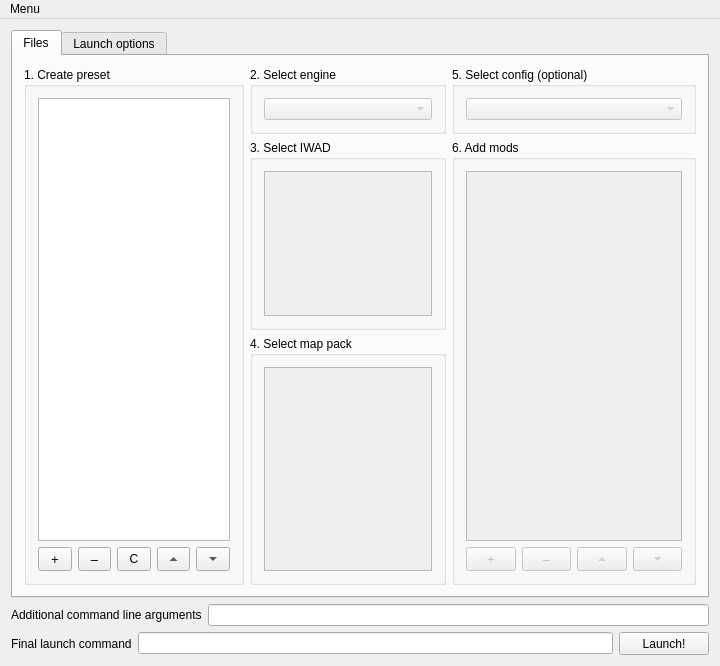
The window that Forms/MainWindow.ui (Youda008/DoomRunner) describes before a commit, drawn with Qt 5.
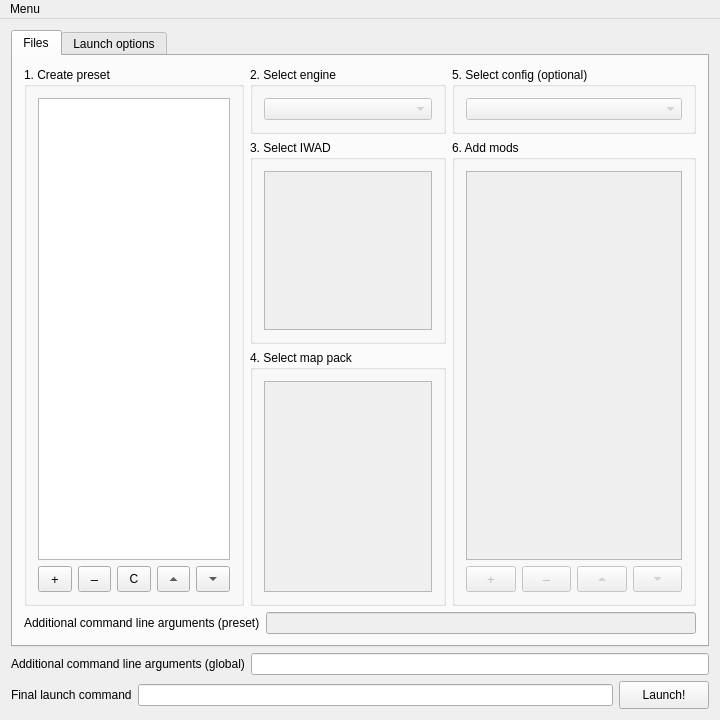
The same window after the commit. Custom widgets are drawn as their Qt base class.

Commit message: split additional command line arguments to global and preset

Diff of the .ui file:
```diff
--- a/Forms/MainWindow.ui
+++ b/Forms/MainWindow.ui
@@ -7,7 +7,7 @@
     <x>0</x>
     <y>0</y>
     <width>720</width>
-    <height>666</height>
+    <height>720</height>
    </rect>
   </property>
   <property name="windowTitle">
@@ -24,7 +24,9 @@
        <attribute name="title">
         <string>Files</string>
        </attribute>
-       <layout class="QHBoxLayout" name="horizontalLayout" stretch="90,80,100">
+       <layout class="QVBoxLayout" name="verticalLayout_12">
+        <item>
+         <layout class="QHBoxLayout" name="horizontalLayout_14" stretch="90,80,100">
         <item>
          <layout class="QVBoxLayout" name="verticalLayout">
           <item>
@@ -53,7 +55,7 @@
                  <property name="minimumSize">
                   <size>
                    <width>0</width>
-                   <height>24</height>
+                     <height>26</height>
                   </size>
                  </property>
                  <property name="font">
@@ -80,7 +82,7 @@
                  <property name="minimumSize">
                   <size>
                    <width>0</width>
-                   <height>24</height>
+                     <height>26</height>
                   </size>
                  </property>
                  <property name="font">
@@ -107,7 +109,7 @@
                  <property name="minimumSize">
                   <size>
                    <width>0</width>
-                   <height>24</height>
+                     <height>26</height>
                   </size>
                  </property>
                  <property name="toolTip">
@@ -129,7 +131,7 @@
                  <property name="minimumSize">
                   <size>
                    <width>0</width>
-                   <height>24</height>
+                     <height>26</height>
                   </size>
                  </property>
                  <property name="toolTip">
@@ -154,7 +156,7 @@
                  <property name="minimumSize">
                   <size>
                    <width>0</width>
-                   <height>24</height>
+                     <height>26</height>
                   </size>
                  </property>
                  <property name="toolTip">
@@ -198,7 +200,7 @@
             <property name="maximumSize">
              <size>
               <width>16777215</width>
-              <height>190</height>
+                <height>210</height>
              </size>
             </property>
             <property name="title">
@@ -298,7 +300,7 @@
                  <property name="minimumSize">
                   <size>
                    <width>0</width>
-                   <height>24</height>
+                     <height>26</height>
                   </size>
                  </property>
                  <property name="font">
@@ -328,7 +330,7 @@
                  <property name="minimumSize">
                   <size>
                    <width>0</width>
-                   <height>24</height>
+                     <height>26</height>
                   </size>
                  </property>
                  <property name="font">
@@ -358,7 +360,7 @@
                  <property name="minimumSize">
                   <size>
                    <width>0</width>
-                   <height>24</height>
+                     <height>26</height>
                   </size>
                  </property>
                  <property name="toolTip">
@@ -386,7 +388,7 @@
                  <property name="minimumSize">
                   <size>
                    <width>0</width>
-                   <height>24</height>
+                     <height>26</height>
                   </size>
                  </property>
                  <property name="toolTip">
@@ -408,6 +410,44 @@
          </layout>
         </item>
        </layout>
+        </item>
+        <item>
+         <layout class="QHBoxLayout" name="horizontalLayout">
+          <item>
+           <widget class="QLabel" name="presetCmdArgsLabel">
+            <property name="sizePolicy">
+             <sizepolicy hsizetype="Minimum" vsizetype="Fixed">
+              <horstretch>0</horstretch>
+              <verstretch>0</verstretch>
+             </sizepolicy>
+            </property>
+            <property name="minimumSize">
+             <size>
+              <width>171</width>
+              <height>17</height>
+             </size>
+            </property>
+            <property name="text">
+             <string>Additional command line arguments (preset)</string>
+            </property>
+           </widget>
+          </item>
+          <item>
+           <widget class="QLineEdit" name="presetCmdArgsLine">
+            <property name="enabled">
+             <bool>false</bool>
+            </property>
+            <property name="minimumSize">
+             <size>
+              <width>0</width>
+              <height>22</height>
+             </size>
+            </property>
+           </widget>
+          </item>
+         </layout>
+        </item>
+       </layout>
       </widget>
       <widget class="QWidget" name="optionsTab">
        <attribute name="title">
@@ -1129,7 +1169,7 @@
          </size>
         </property>
         <property name="text">
-         <string>Additional command line arguments</string>
+         <string>Additional command line arguments (global)</string>
         </property>
        </widget>
       </item>
@@ -1138,7 +1178,7 @@
         <property name="minimumSize">
          <size>
           <width>0</width>
-          <height>20</height>
+          <height>22</height>
          </size>
         </property>
        </widget>
@@ -1174,7 +1214,7 @@
         <property name="minimumSize">
          <size>
           <width>0</width>
-          <height>20</height>
+          <height>22</height>
          </size>
         </property>
         <property name="readOnly">
@@ -1187,7 +1227,7 @@
         <property name="minimumSize">
          <size>
           <width>90</width>
-          <height>23</height>
+          <height>28</height>
          </size>
         </property>
         <property name="text">
```
Left out of the diff: 8 changed lines with no effect on the pictures. Lines whose indentation alone changed are shown as unchanged. The commit also changes 2 other files.
